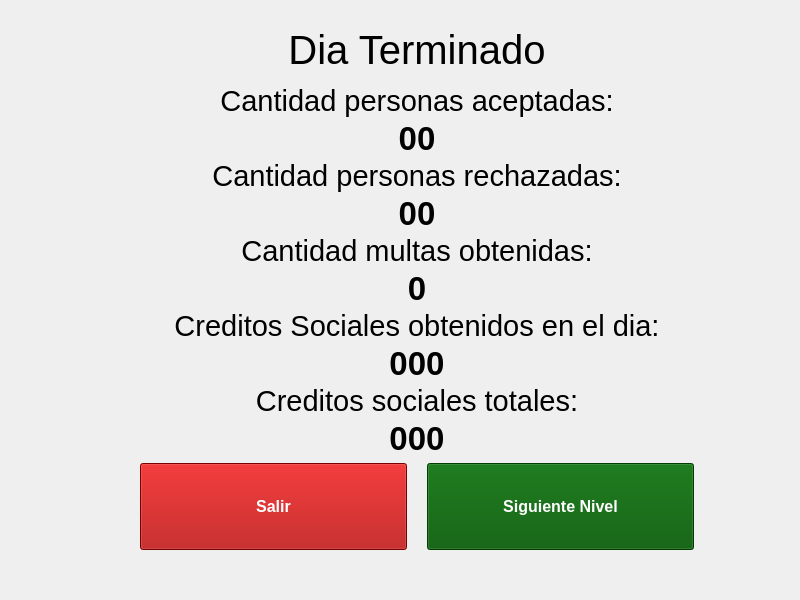
Qt form PantallaFinal/pantallafinalnivel.ui (0tomi/POO-TP) before a commit.
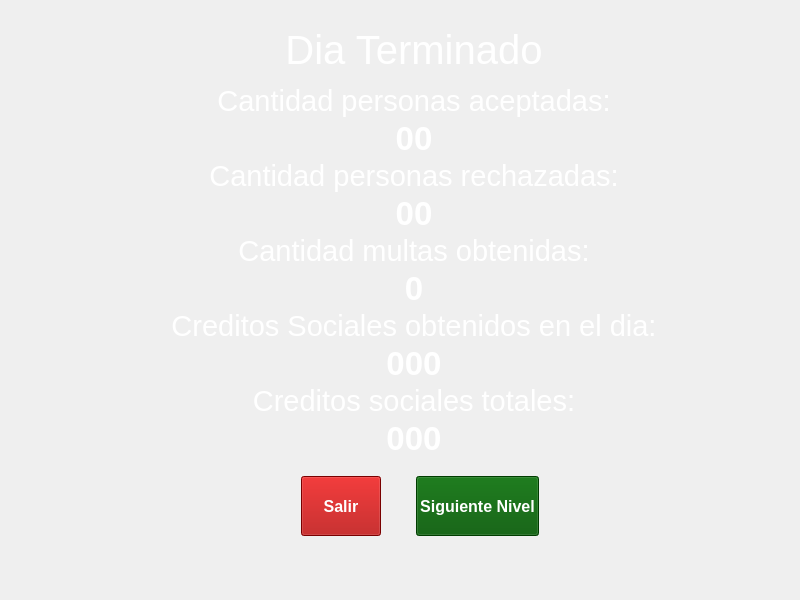
The same form after that commit. Icons and pictures are not drawn.

Commit message: layout terminado (revisar botones)

```diff
--- a/PantallaFinal/pantallafinalnivel.ui
+++ b/PantallaFinal/pantallafinalnivel.ui
@@ -25,6 +25,9 @@
   <property name="windowTitle">
    <string>Form</string>
   </property>
+  <property name="styleSheet">
+   <string notr="true">color: rgb(255, 255, 255);</string>
+  </property>
   <layout class="QVBoxLayout" name="verticalLayout">
    <property name="leftMargin">
     <number>0</number>
@@ -50,7 +53,7 @@
        <number>2</number>
       </property>
       <property name="leftMargin">
-       <number>40</number>
+       <number>34</number>
       </property>
       <property name="topMargin">
        <number>18</number>
@@ -248,7 +251,7 @@
         </property>
        </widget>
       </item>
-      <item>
+      <item alignment="Qt::AlignHCenter">
        <widget class="QWidget" name="botones" native="true">
         <property name="sizePolicy">
          <sizepolicy hsizetype="Preferred" vsizetype="Expanding">
@@ -256,35 +259,74 @@
           <verstretch>0</verstretch>
          </sizepolicy>
         </property>
+        <property name="maximumSize">
+         <size>
+          <width>600</width>
+          <height>110</height>
+         </size>
+        </property>
+        <property name="baseSize">
+         <size>
+          <width>600</width>
+          <height>110</height>
+         </size>
+        </property>
         <property name="font">
          <font>
           <pointsize>9</pointsize>
          </font>
         </property>
+        <property name="acceptDrops">
+         <bool>false</bool>
+        </property>
+        <property name="toolTipDuration">
+         <number>-1</number>
+        </property>
+        <property name="layoutDirection">
+         <enum>Qt::LeftToRight</enum>
+        </property>
+        <property name="autoFillBackground">
+         <bool>false</bool>
+        </property>
         <layout class="QHBoxLayout" name="horizontalLayout_2">
          <property name="spacing">
-          <number>20</number>
+          <number>35</number>
          </property>
          <property name="leftMargin">
-          <number>100</number>
+          <number>35</number>
          </property>
          <property name="topMargin">
           <number>4</number>
          </property>
          <property name="rightMargin">
-          <number>100</number>
+          <number>22</number>
          </property>
          <property name="bottomMargin">
           <number>0</number>
          </property>
-         <item>
+         <item alignment="Qt::AlignHCenter">
           <widget class="QPushButton" name="salirBtn">
+           <property name="enabled">
+            <bool>true</bool>
+           </property>
            <property name="sizePolicy">
-            <sizepolicy hsizetype="Minimum" vsizetype="Expanding">
+            <sizepolicy hsizetype="Preferred" vsizetype="Expanding">
              <horstretch>0</horstretch>
              <verstretch>0</verstretch>
             </sizepolicy>
            </property>
+           <property name="maximumSize">
+            <size>
+             <width>300</width>
+             <height>60</height>
+            </size>
+           </property>
+           <property name="baseSize">
+            <size>
+             <width>300</width>
+             <height>60</height>
+            </size>
+           </property>
            <property name="font">
             <font>
              <family>MS Sans Serif</family>
@@ -299,16 +341,37 @@
            <property name="text">
             <string>Salir</string>
            </property>
+           <property name="iconSize">
+            <size>
+             <width>16</width>
+             <height>16</height>
+            </size>
+           </property>
+           <property name="autoDefault">
+            <bool>false</bool>
+           </property>
           </widget>
          </item>
          <item>
           <widget class="QPushButton" name="sigNivelBtn">
            <property name="sizePolicy">
-            <sizepolicy hsizetype="Minimum" vsizetype="Expanding">
+            <sizepolicy hsizetype="Preferred" vsizetype="Expanding">
              <horstretch>0</horstretch>
              <verstretch>0</verstretch>
             </sizepolicy>
            </property>
+           <property name="maximumSize">
+            <size>
+             <width>300</width>
+             <height>60</height>
+            </size>
+           </property>
+           <property name="baseSize">
+            <size>
+             <width>300</width>
+             <height>60</height>
+            </size>
+           </property>
            <property name="font">
             <font>
              <family>MS Sans Serif</family>
```
Left out of the diff: 6 changed lines with no effect on the pictures. The commit also changes 2 other files.
